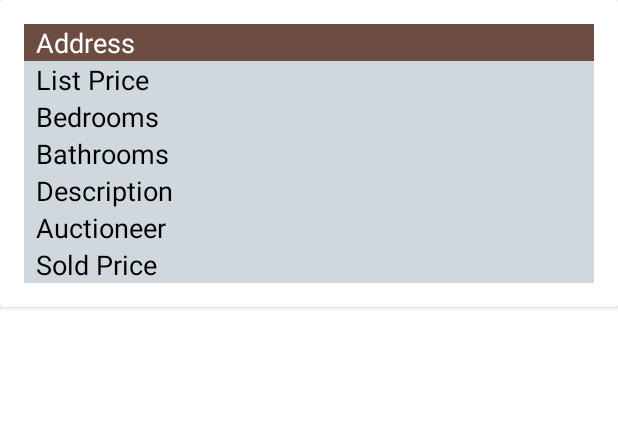
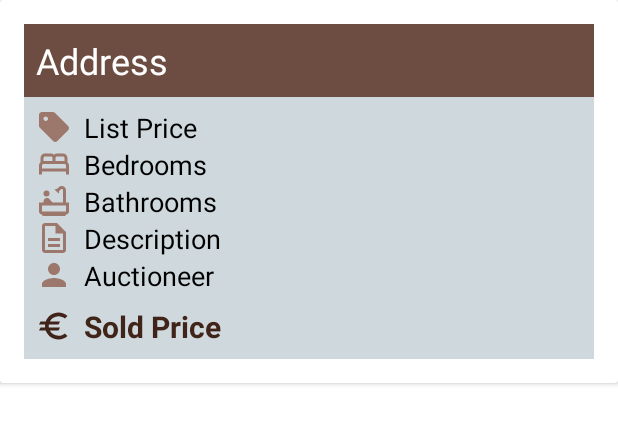
Before and after one commit to ADrohan/Houses2, an Android app: the layout card_house.xml on its own in the app's theme, with its tools: preview values and no code run, on a phone screen of 412 x 824 dp. Shown: the top 424 px of the screen. Run offline under Robolectric (Android 15) with nearby library versions, the phone set to English and light mode, and no system bars.

Commit message:
image now displaying in add and edit mode, Drawable Vectors added to house card layout

```diff
--- a/app/build.gradle
+++ b/app/build.gradle
@@ -44,6 +44,7 @@ dependencies {
     implementation 'com.github.ajalt:timberkt:1.5.1'
     implementation 'androidx.activity:activity-ktx:1.3.1'
     implementation 'androidx.fragment:fragment-ktx:1.3.6'
+    implementation 'com.squareup.picasso:picasso:2.71828'
     testImplementation 'junit:junit:4.+'
     androidTestImplementation 'androidx.test.ext:junit:1.1.3'
     androidTestImplementation 'androidx.test.espresso:espresso-core:3.4.0'
--- a/app/src/main/java/org/wit/houses/activities/HouseActivity.kt
+++ b/app/src/main/java/org/wit/houses/activities/HouseActivity.kt
@@ -8,6 +8,7 @@ import android.view.MenuItem
 import androidx.activity.result.ActivityResultLauncher
 import androidx.activity.result.contract.ActivityResultContracts
 import com.google.android.material.snackbar.Snackbar
+import com.squareup.picasso.Picasso
 import org.wit.houses.R
 import org.wit.houses.databinding.ActivityHouseBinding
 import org.wit.houses.helpers.showImagePicker
@@ -50,6 +51,9 @@ class HouseActivity : AppCompatActivity() {
             binding.soldPrice.setText(house.soldPrice)
             binding.auctioneer.setText(house.auctioneer)
             binding.btnAdd.setText(R.string.Update_house)
+            Picasso.get()
+                .load(house.image)
+                .into(binding.houseImage)
         }
 
         binding.btnAdd.setOnClickListener() {
@@ -101,6 +105,10 @@ class HouseActivity : AppCompatActivity() {
                     RESULT_OK -> {
                         if (result.data != null) {
                             i("Got Result ${result.data!!.data}")
+                            house.image = result.data!!.data!!
+                            Picasso.get()
+                                .load(house.image)
+                                .into(binding.houseImage)
                         } // end of if
                     }
                     RESULT_CANCELED -> { } else -> { }
--- a/app/src/main/java/org/wit/houses/models/HouseModel.kt
+++ b/app/src/main/java/org/wit/houses/models/HouseModel.kt
@@ -1,5 +1,6 @@
 package org.wit.houses.models
 
+import android.net.Uri
 import android.os.Parcelable
 import kotlinx.parcelize.Parcelize
 
@@ -13,4 +14,5 @@ data class HouseModel(
     var description: String = "",
     var soldPrice: String = "",
     var auctioneer: String = "",
+    var image: Uri = Uri.EMPTY
 ) : Parcelable
--- /dev/null
+++ b/app/src/main/res/drawable/ic_baseline_bathtub_24.xml
@@ -0,0 +1,13 @@
+<vector xmlns:android="http://schemas.android.com/apk/res/android"
+    android:width="24dp"
+    android:height="24dp"
+    android:viewportWidth="24"
+    android:viewportHeight="24"
+    android:tint="?attr/colorControlNormal">
+  <path
+      android:fillColor="@android:color/white"
+      android:pathData="M7,7m-2,0a2,2 0,1 1,4 0a2,2 0,1 1,-4 0"/>
+  <path
+      android:fillColor="@android:color/white"
+      android:pathData="M20,13V4.83C20,3.27 18.73,2 17.17,2c-0.75,0 -1.47,0.3 -2,0.83l-1.25,1.25C13.76,4.03 13.59,4 13.41,4c-0.4,0 -0.77,0.12 -1.08,0.32l2.76,2.76c0.2,-0.31 0.32,-0.68 0.32,-1.08c0,-0.18 -0.03,-0.34 -0.07,-0.51l1.25,-1.25C16.74,4.09 16.95,4 17.17,4C17.63,4 18,4.37 18,4.83V13h-6.85c-0.3,-0.21 -0.57,-0.45 -0.82,-0.72l-1.4,-1.55c-0.19,-0.21 -0.43,-0.38 -0.69,-0.5C7.93,10.08 7.59,10 7.24,10C6,10.01 5,11.01 5,12.25V13H2v6c0,1.1 0.9,2 2,2c0,0.55 0.45,1 1,1h14c0.55,0 1,-0.45 1,-1c1.1,0 2,-0.9 2,-2v-6H20z"/>
+</vector>
--- /dev/null
+++ b/app/src/main/res/drawable/ic_baseline_bed_24.xml
@@ -0,0 +1,10 @@
+<vector xmlns:android="http://schemas.android.com/apk/res/android"
+    android:width="24dp"
+    android:height="24dp"
+    android:viewportWidth="24"
+    android:viewportHeight="24"
+    android:tint="?attr/colorControlNormal">
+  <path
+      android:fillColor="@android:color/white"
+      android:pathData="M21,10.78V8c0,-1.65 -1.35,-3 -3,-3h-4c-0.77,0 -1.47,0.3 -2,0.78C11.47,5.3 10.77,5 10,5H6C4.35,5 3,6.35 3,8v2.78C2.39,11.33 2,12.12 2,13v6h2v-2h16v2h2v-6C22,12.12 21.61,11.33 21,10.78zM14,7h4c0.55,0 1,0.45 1,1v2h-6V8C13,7.45 13.45,7 14,7zM5,8c0,-0.55 0.45,-1 1,-1h4c0.55,0 1,0.45 1,1v2H5V8zM4,15v-2c0,-0.55 0.45,-1 1,-1h14c0.55,0 1,0.45 1,1v2H4z"/>
+</vector>
--- /dev/null
+++ b/app/src/main/res/drawable/ic_baseline_euro_24.xml
@@ -0,0 +1,10 @@
+<vector xmlns:android="http://schemas.android.com/apk/res/android"
+    android:width="24dp"
+    android:height="24dp"
+    android:viewportWidth="24"
+    android:viewportHeight="24"
+    android:tint="?attr/colorControlNormal">
+  <path
+      android:fillColor="@android:color/white"
+      android:pathData="M15,18.5c-2.51,0 -4.68,-1.42 -5.76,-3.5H15l1,-2H8.58c-0.05,-0.33 -0.08,-0.66 -0.08,-1s0.03,-0.67 0.08,-1H15l1,-2H9.24C10.32,6.92 12.5,5.5 15,5.5c1.61,0 3.09,0.59 4.23,1.57L21,5.3C19.41,3.87 17.3,3 15,3c-3.92,0 -7.24,2.51 -8.48,6H3l-1,2h4.06C6.02,11.33 6,11.66 6,12s0.02,0.67 0.06,1H3l-1,2h4.52c1.24,3.49 4.56,6 8.48,6c2.31,0 4.41,-0.87 6,-2.3l-1.78,-1.77C18.09,17.91 16.62,18.5 15,18.5z"/>
+</vector>
--- /dev/null
+++ b/app/src/main/res/drawable/ic_baseline_person_24.xml
@@ -0,0 +1,10 @@
+<vector xmlns:android="http://schemas.android.com/apk/res/android"
+    android:width="24dp"
+    android:height="24dp"
+    android:viewportWidth="24"
+    android:viewportHeight="24"
+    android:tint="?attr/colorControlNormal">
+  <path
+      android:fillColor="@android:color/white"
+      android:pathData="M12,12c2.21,0 4,-1.79 4,-4s-1.79,-4 -4,-4 -4,1.79 -4,4 1.79,4 4,4zM12,14c-2.67,0 -8,1.34 -8,4v2h16v-2c0,-2.66 -5.33,-4 -8,-4z"/>
+</vector>
--- /dev/null
+++ b/app/src/main/res/drawable/ic_baseline_sell_24.xml
@@ -0,0 +1,10 @@
+<vector xmlns:android="http://schemas.android.com/apk/res/android"
+    android:width="24dp"
+    android:height="24dp"
+    android:viewportWidth="24"
+    android:viewportHeight="24"
+    android:tint="?attr/colorControlNormal">
+  <path
+      android:fillColor="@android:color/white"
+      android:pathData="M21.41,11.41l-8.83,-8.83C12.21,2.21 11.7,2 11.17,2H4C2.9,2 2,2.9 2,4v7.17c0,0.53 0.21,1.04 0.59,1.41l8.83,8.83c0.78,0.78 2.05,0.78 2.83,0l7.17,-7.17C22.2,13.46 22.2,12.2 21.41,11.41zM6.5,8C5.67,8 5,7.33 5,6.5S5.67,5 6.5,5S8,5.67 8,6.5S7.33,8 6.5,8z"/>
+</vector>
--- /dev/null
+++ b/app/src/main/res/drawable/ic_outline_bathtub_24.xml
@@ -0,0 +1,13 @@
+<vector xmlns:android="http://schemas.android.com/apk/res/android"
+    android:width="24dp"
+    android:height="24dp"
+    android:viewportWidth="24"
+    android:viewportHeight="24"
+    android:tint="?attr/colorControlNormal">
+  <path
+      android:fillColor="@android:color/white"
+      android:pathData="M7,7m-2,0a2,2 0,1 1,4 0a2,2 0,1 1,-4 0"/>
+  <path
+      android:fillColor="@android:color/white"
+      android:pathData="M20,13V4.83C20,3.27 18.73,2 17.17,2c-0.75,0 -1.47,0.3 -2,0.83l-1.25,1.25C13.76,4.03 13.59,4 13.41,4c-0.4,0 -0.77,0.12 -1.08,0.32l2.76,2.76c0.2,-0.31 0.32,-0.68 0.32,-1.08c0,-0.18 -0.03,-0.34 -0.07,-0.51l1.25,-1.25C16.74,4.09 16.95,4 17.17,4C17.63,4 18,4.37 18,4.83V13h-6.85c-0.3,-0.21 -0.57,-0.45 -0.82,-0.72l-1.4,-1.55c-0.19,-0.21 -0.43,-0.38 -0.69,-0.5C7.93,10.08 7.59,10 7.24,10C6,10.01 5,11.01 5,12.25V13H2v6c0,1.1 0.9,2 2,2c0,0.55 0.45,1 1,1h14c0.55,0 1,-0.45 1,-1c1.1,0 2,-0.9 2,-2v-6H20zM20,19H4v-4h16V19z"/>
+</vector>
--- /dev/null
+++ b/app/src/main/res/drawable/ic_outline_description_24.xml
@@ -0,0 +1,10 @@
+<vector xmlns:android="http://schemas.android.com/apk/res/android"
+    android:width="24dp"
+    android:height="24dp"
+    android:viewportWidth="24"
+    android:viewportHeight="24"
+    android:tint="?attr/colorControlNormal">
+  <path
+      android:fillColor="@android:color/white"
+      android:pathData="M8,16h8v2L8,18zM8,12h8v2L8,14zM14,2L6,2c-1.1,0 -2,0.9 -2,2v16c0,1.1 0.89,2 1.99,2L18,22c1.1,0 2,-0.9 2,-2L20,8l-6,-6zM18,20L6,20L6,4h7v5h5v11z"/>
+</vector>
--- a/app/src/main/res/layout/activity_house.xml
+++ b/app/src/main/res/layout/activity_house.xml
@@ -49,7 +49,7 @@
                     android:layout_margin="8dp"
                     android:hint="@string/hint_houseAddress"
                     android:inputType="text"
-                    android:maxLength="80"
+                    android:maxLength="120"
                     android:maxLines="1"
                     android:padding="8dp"
                     android:textColor="@color/secondaryTextColor"
@@ -101,7 +101,7 @@
                     android:layout_margin="8dp"
                     android:hint="@string/hint_houseDescription"
                     android:inputType="text"
-                    android:maxLength="25"
+                    android:maxLength="200"
                     android:maxLines="1"
                     android:padding="8dp"
                     android:textColor="@color/secondaryTextColor"
@@ -114,7 +114,7 @@
                     android:layout_margin="8dp"
                     android:hint="@string/hint_auctioneer"
                     android:inputType="text"
-                    android:maxLength="25"
+                    android:maxLength="80"
                     android:maxLines="1"
                     android:padding="8dp"
                     android:textColor="@color/secondaryTextColor"
--- a/app/src/main/res/layout/card_house.xml
+++ b/app/src/main/res/layout/card_house.xml
@@ -1,6 +1,7 @@
 <?xml version="1.0" encoding="utf-8"?>
 <androidx.cardview.widget.CardView
     xmlns:android="http://schemas.android.com/apk/res/android"
+    xmlns:app="http://schemas.android.com/apk/res-auto"
     xmlns:tools="http://schemas.android.com/tools"
     android:layout_width="match_parent"
     android:layout_height="wrap_content"
@@ -17,85 +18,121 @@
             android:layout_width="match_parent"
             android:layout_height="wrap_content"
             android:paddingLeft="8sp"
+            android:paddingRight="8sp"
+            android:paddingTop="8sp"
+            android:paddingBottom="8sp"
             android:textStyle="normal"
             android:background="@color/primaryColor"
             android:layout_alignParentTop="true"
-            android:textSize="18sp"
+            android:textSize="24sp"
             android:textColor="@color/primaryTextColor"
             tools:text="Address" />
 
 
         <TextView
             android:id="@+id/listPrice"
+            android:drawablePadding="8sp"
             android:layout_width="match_parent"
             android:layout_height="wrap_content"
             android:paddingLeft="8sp"
+            android:paddingRight="8sp"
+            android:paddingTop="8sp"
             android:background="@color/secondaryColor"
             android:textSize="18sp"
             android:textStyle="normal"
             android:textColor="@color/secondaryTextColor"
             android:layout_below="@id/houseAddress"
-            tools:text="List Price" />
+            tools:text="List Price"
+            app:drawableLeftCompat="@drawable/ic_baseline_sell_24"
+            app:drawableTint="@color/primaryLightColor"
+            app:drawableTintMode="multiply" />
 
         <TextView
             android:id="@+id/bedrooms"
+            android:drawablePadding="8sp"
             android:layout_width="match_parent"
             android:layout_height="wrap_content"
             android:layout_below="@id/listPrice"
             android:background="@color/secondaryColor"
             android:paddingLeft="8sp"
+            android:paddingRight="8sp"
             android:textSize="18sp"
             android:textStyle="normal"
             android:textColor="@color/secondaryTextColor"
-            tools:text="Bedrooms" />
+            tools:text="Bedrooms"
+            app:drawableLeftCompat="@drawable/ic_baseline_bed_24"
+            app:drawableTint="@color/primaryLightColor"
+            app:drawableTintMode="multiply" />
 
         <TextView
             android:id="@+id/bathrooms"
+            android:drawablePadding="8sp"
             android:layout_width="match_parent"
             android:layout_height="wrap_content"
             android:paddingLeft="8sp"
+            android:paddingRight="8sp"
             android:textSize="18sp"
             android:textStyle="normal"
             android:background="@color/secondaryColor"
             android:textColor="@color/secondaryTextColor"
             android:layout_below="@id/bedrooms"
-            tools:text="Bathrooms" />
+            tools:text="Bathrooms"
+            app:drawableLeftCompat="@drawable/ic_outline_bathtub_24"
+            app:drawableTint="@color/primaryLightColor"
+            app:drawableTintMode="multiply" />
 
         <TextView
             android:id="@+id/description"
+            android:drawablePadding="8sp"
             android:layout_width="match_parent"
             android:layout_height="wrap_content"
             android:paddingLeft="8sp"
+            android:paddingRight="8sp"
             android:textSize="18sp"
             android:textStyle="normal"
             android:background="@color/secondaryColor"
             android:textColor="@color/secondaryTextColor"
             android:layout_below="@id/bathrooms"
-            tools:text="Description" />
+            tools:text="Description"
+            app:drawableTint="@color/primaryLightColor"
+            app:drawableTintMode="multiply"
+            app:drawableLeftCompat="@drawable/ic_outline_description_24" />
 
         <TextView
             android:id="@+id/auctioneer"
+            android:drawablePadding="8sp"
             android:layout_width="match_parent"
             android:layout_height="wrap_content"
             android:paddingLeft="8sp"
+            android:paddingRight="8sp"
             android:textSize="18sp"
             android:textStyle="normal"
             android:background="@color/secondaryColor"
             android:textColor="@color/secondaryTextColor"
             android:layout_below="@id/description"
-            tools:text="Auctioneer" />
+            tools:text="Auctioneer"
+            app:drawableLeftCompat="@drawable/ic_baseline_person_24"
+            app:drawableTint="@color/primaryLightColor"
+            app:drawableTintMode="multiply" />
 
         <TextView
             android:id="@+id/soldPrice"
+            android:drawablePadding="8sp"
             android:layout_width="match_parent"
             android:layout_height="wrap_content"
+            android:paddingRight="8sp"
             android:paddingLeft="8sp"
-            android:textSize="18sp"
-            android:textStyle="normal"
+            android:paddingTop="8sp"
+            android:paddingBottom="8sp"
+            android:textSize="20sp"
+            android:textStyle="bold"
             android:background="@color/secondaryColor"
-            android:textColor="@color/secondaryTextColor"
+            android:textColor="@color/primaryDarkColor"
             android:layout_below="@id/auctioneer"
-            tools:text="Sold Price" />
+            tools:text="Sold Price"
+            app:drawableLeftCompat="@drawable/ic_baseline_euro_24"
+            app:drawableTint="@color/primaryDarkColor"
+            app:drawableTintMode="multiply" />
 
     </RelativeLayout>
 </androidx.cardview.widget.CardView>
```
